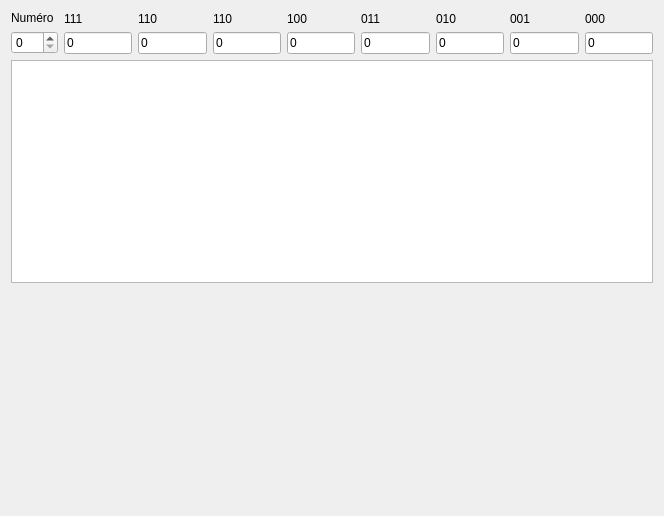
Above: src/ui/mainwindow.ui from danousna/autocell before the change. Below: the same form after it.
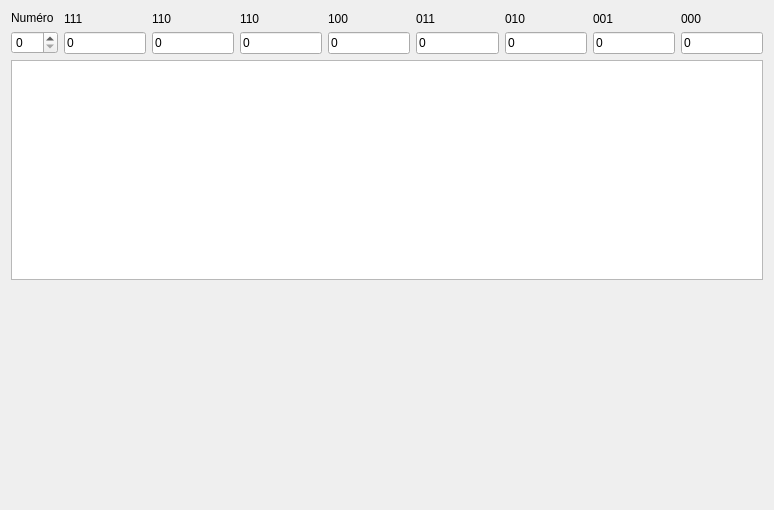
That is the form after the change.

Patch:
```diff
--- a/src/ui/mainwindow.ui
+++ b/src/ui/mainwindow.ui
@@ -6,8 +6,8 @@
    <rect>
     <x>0</x>
     <y>0</y>
-    <width>664</width>
-    <height>516</height>
+    <width>774</width>
+    <height>510</height>
    </rect>
   </property>
   <property name="windowTitle">
```
Left out of the diff: 2 changed lines with no effect on the pictures.
